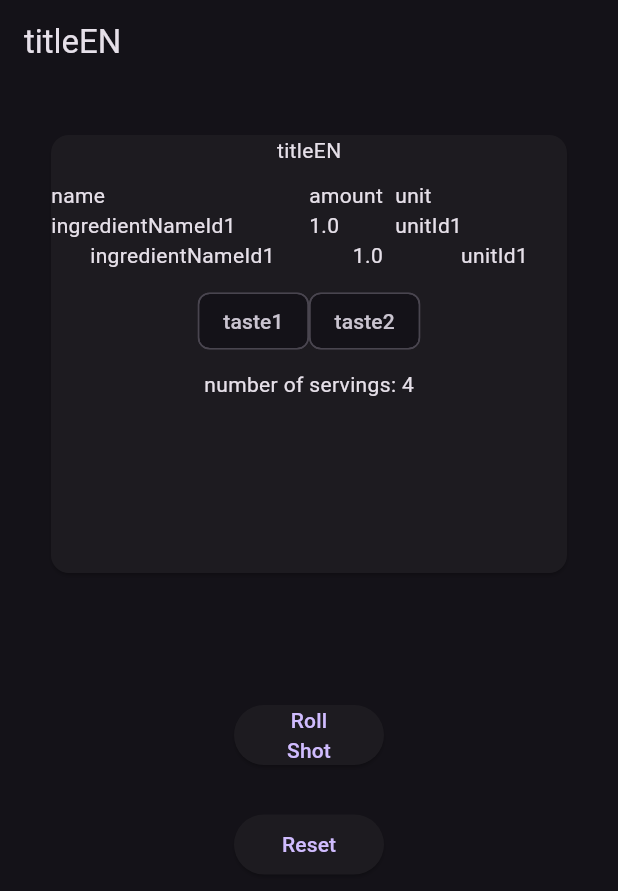
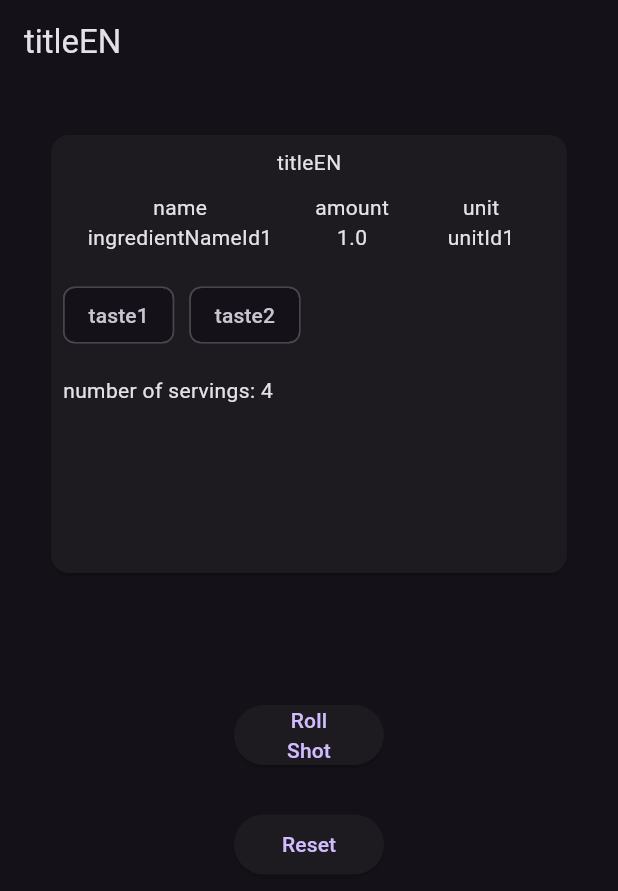
Before and after one commit to fildogan/shot_roulette, a Flutter app: the screen it shows after launch, after a tap on "Roll Shot", on a phone screen of 412 x 824 dp. Shown: the top 891 px of the screen. Run offline on Flutter 3.47's test engine with Material 3 defaults, Android fonts, the phone set to English and light mode, and no system bars; our stand-ins replace bloc, flutter_bloc, freezed_annotation, injectable.

Commit message:
Update roll page ui

```diff
--- a/lib/features/roll_shot/roll_shot_page.dart
+++ b/lib/features/roll_shot/roll_shot_page.dart
@@ -26,8 +26,14 @@ class RollShotPage extends StatelessWidget {
                         height: 300,
                         child: Card(
                           child: Column(
+                            crossAxisAlignment: CrossAxisAlignment.start,
                             children: [
-                              Text(state.chosenRecipe?.titleEN ?? 'null'),
+                              Padding(
+                                padding: const EdgeInsets.only(top: 8.0),
+                                child: Center(
+                                    child: Text(
+                                        state.chosenRecipe?.titleEN ?? 'null')),
+                              ),
                               const SizedBox(height: 10),
                               Table(
                                 columnWidths: const <int, TableColumnWidth>{
@@ -37,9 +43,9 @@ class RollShotPage extends StatelessWidget {
                                 },
                                 children: [
                                   const TableRow(children: [
-                                    Text('name'),
-                                    Text('amount'),
-                                    Text('unit'),
+                                    Center(child: Text('name')),
+                                    Center(child: Text('amount')),
+                                    Center(child: Text('unit')),
                                   ]),
                                   for (int i = 0;
                                       i <
@@ -48,44 +54,58 @@ class RollShotPage extends StatelessWidget {
                                               0);
                                       i++)
                                     TableRow(children: [
-                                      Text(state.chosenRecipe?.ingredients[i]
+                                      Center(
+                                        child: Text(state
+                                                .chosenRecipe
+                                                ?.ingredients[i]
                                                 .ingredientNameId ??
                                             'null'),
-                                      Text(state.chosenRecipe?.ingredients[i]
-                                              .amount.amount
+                                      ),
+                                      Center(
+                                        child: Text(state.chosenRecipe
+                                                ?.ingredients[i].amount.amount
                                                 .toString() ??
                                             'null'),
-                                      Text(state.chosenRecipe?.ingredients[i]
-                                              .amount.unitId ??
+                                      ),
+                                      Center(
+                                        child: Text(state
+                                                .chosenRecipe
+                                                ?.ingredients[i]
+                                                .amount
+                                                .unitId ??
                                             'null'),
+                                      ),
                                     ])
                                 ],
                               ),
-                              for (int i = 0;
-                                  i <
-                                      (state.chosenRecipe?.ingredients.length ??
-                                          0);
-                                  i++)
-                                Row(
-                                  mainAxisAlignment:
-                                      MainAxisAlignment.spaceAround,
-                                  children: [
-                                    Text(state.chosenRecipe?.ingredients[i]
-                                            .ingredientNameId ??
-                                        'null'),
-                                    Text(state.chosenRecipe?.ingredients[i]
-                                            .amount.amount
-                                            .toString() ??
-                                        'null'),
-                                    Text(state.chosenRecipe?.ingredients[i]
-                                            .amount.unitId ??
-                                        'null'),
-                                  ],
-                                ),
+                              // for (int i = 0;
+                              //     i <
+                              //         (state.chosenRecipe?.ingredients.length ??
+                              //             0);
+                              //     i++)
+                              //   Row(
+                              //     mainAxisAlignment:
+                              //         MainAxisAlignment.spaceAround,
+                              //     children: [
+                              //       Text(state.chosenRecipe?.ingredients[i]
+                              //               .ingredientNameId ??
+                              //           'null'),
+                              //       Text(state.chosenRecipe?.ingredients[i]
+                              //               .amount.amount
+                              //               .toString() ??
+                              //           'null'),
+                              //       Text(state.chosenRecipe?.ingredients[i]
+                              //               .amount.unitId ??
+                              //           'null'),
+                              //     ],
+                              //   ),
                               const SizedBox(
                                 height: 10,
                               ),
-                              Wrap(
+                              Padding(
+                                padding: const EdgeInsets.all(8.0),
+                                child: Wrap(
+                                  spacing: 10,
                                   children: [
                                     for (int i = 0;
                                         i <
@@ -94,11 +114,12 @@ class RollShotPage extends StatelessWidget {
                                                 0);
                                         i++)
                                       Chip(
-                                      label: Text(
-                                          state.chosenRecipe?.tasteNoteIds[i] ??
+                                        label: Text(state.chosenRecipe
+                                                ?.tasteNoteIds[i] ??
                                             ''),
                                       )
                                   ],
+                                ),
                               ),
                               const Padding(
                                 padding: EdgeInsets.all(8.0),
```
Lines whose indentation alone changed are shown as unchanged.
